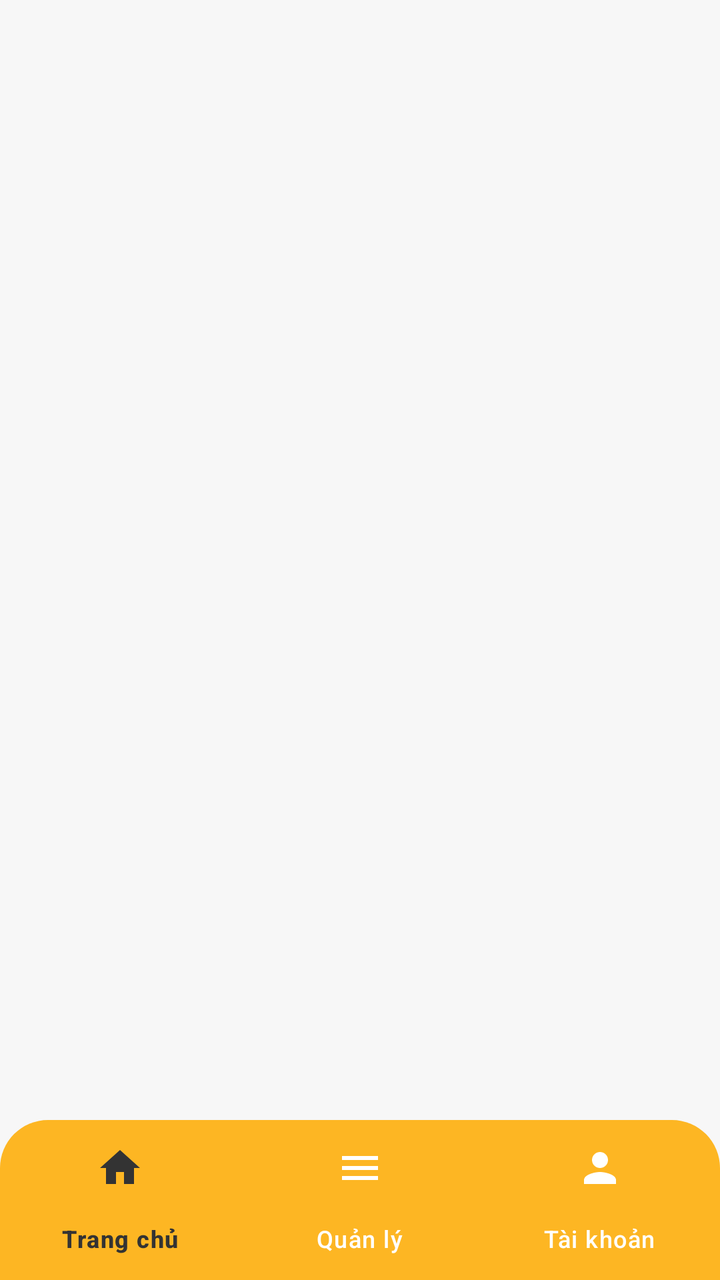
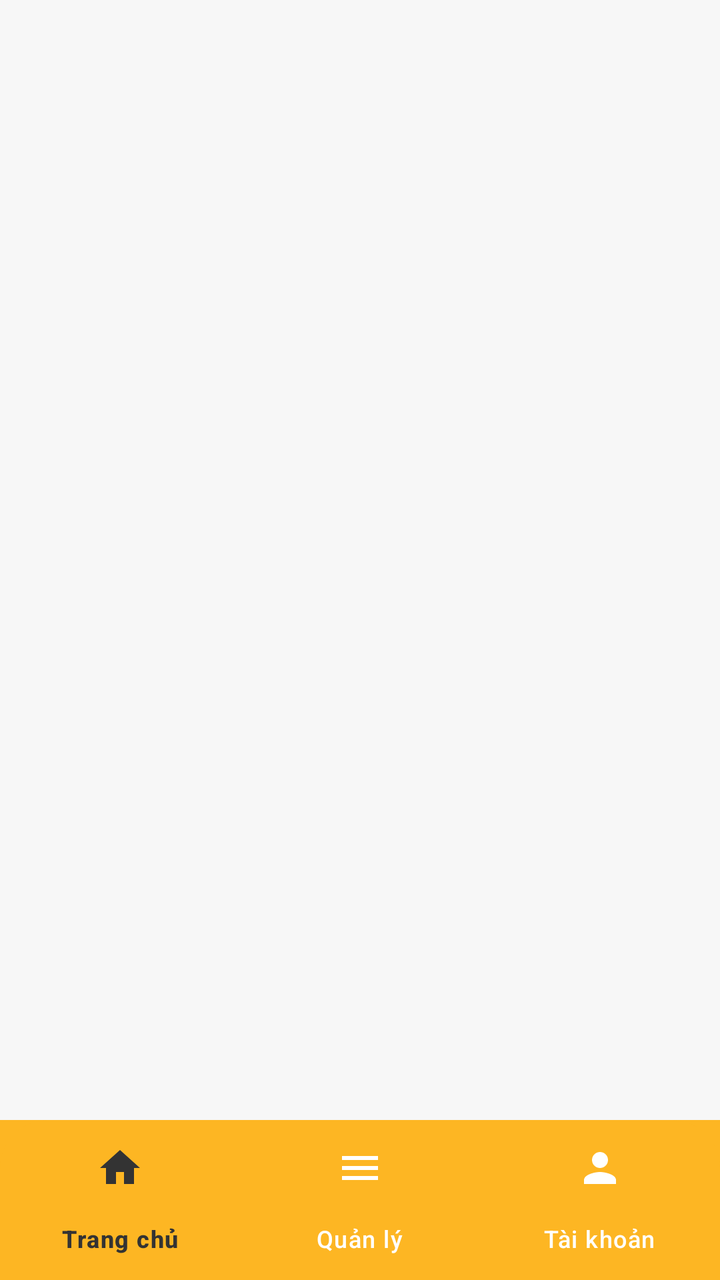

Screens rendered from an Android XML layout before and after an edit, with the pre-edit source and the edit as a unified diff.
<!-- AndroidManifest.xml: application theme Theme.MobileDeviceStoreTDMU -->
<!-- res/layout/activity_trang_chu_admin.xml -->
<?xml version="1.0" encoding="utf-8"?>
<RelativeLayout xmlns:android="http://schemas.android.com/apk/res/android"
    xmlns:app="http://schemas.android.com/apk/res-auto"
    xmlns:tools="http://schemas.android.com/tools"
    android:layout_width="match_parent"
    android:layout_height="match_parent"
    android:background="@color/bg_light"
    android:fitsSystemWindows="true"
    tools:context=".activity.TrangChuAdminActivity">

    
    <FrameLayout
        android:id="@+id/frame_container_admin"
        android:layout_width="match_parent"
        android:layout_height="match_parent"
        android:layout_above="@id/bottom_navigation_admin" />

    
    <com.google.android.material.bottomnavigation.BottomNavigationView
        android:id="@+id/bottom_navigation_admin"
        android:layout_width="match_parent"
        android:layout_height="wrap_content"
        android:layout_alignParentBottom="true"
        android:background="@drawable/bg_bottom_nav"
        android:elevation="16dp"
        app:itemIconTint="@color/bottom_nav_color_selector"
        app:itemTextColor="@color/bottom_nav_color_selector"
        app:labelVisibilityMode="labeled"
        app:itemActiveIndicatorStyle="@style/CustomActiveIndicator"
        app:menu="@menu/bottom_nav_admin_menu" />

</RelativeLayout>
<!-- resources referenced by this layout -->
<resources>
  <color name="bg_light">#F7F7F7</color>
  <!-- drawable bg_bottom_nav (drawable) -->
  <?xml version="1.0" encoding="utf-8"?>
  <shape xmlns:android="http://schemas.android.com/apk/res/android"
      android:shape="rectangle">
      <solid android:color="@color/primary_yellow" />
      <corners
          android:topLeftRadius="24dp"
          android:topRightRadius="24dp" />
  </shape>
  <style name="CustomActiveIndicator" parent="Widget.Material3.BottomNavigationView.ActiveIndicator">
          
          <item name="android:color">@android:color/transparent</item>
      </style>
  <style name="Theme.MobileDeviceStoreTDMU" parent="Base.Theme.MobileDeviceStoreTDMU" />
  <color name="primary_yellow">#FDB623</color>
  <style name="Base.Theme.MobileDeviceStoreTDMU" parent="Theme.Material3.Light.NoActionBar">
          
          <item name="android:statusBarColor">@color/primary_yellow</item>
          <item name="android:windowLightStatusBar">true</item>
  
          <item name="android:navigationBarColor">@color/primary_yellow</item>
          <item name="android:windowLightNavigationBar" tools:targetApi="O_MR1">true</item>
          <item name="fontFamily">@font/nunito</item>
      </style>
</resources>

<!-- the commit's change to res/layout/activity_trang_chu_admin.xml (unified diff, before → after) -->
@@ -4,13 +4,14 @@
     xmlns:tools="http://schemas.android.com/tools"
     android:layout_width="match_parent"
     android:layout_height="match_parent"
-    android:background="@color/bg_light"
+    android:background="@color/primary_yellow"
     android:fitsSystemWindows="true"
     tools:context=".activity.TrangChuAdminActivity">
 
     
     <FrameLayout
         android:id="@+id/frame_container_admin"
+        android:background="@color/bg_light"
         android:layout_width="match_parent"
         android:layout_height="match_parent"
         android:layout_above="@id/bottom_navigation_admin" />
